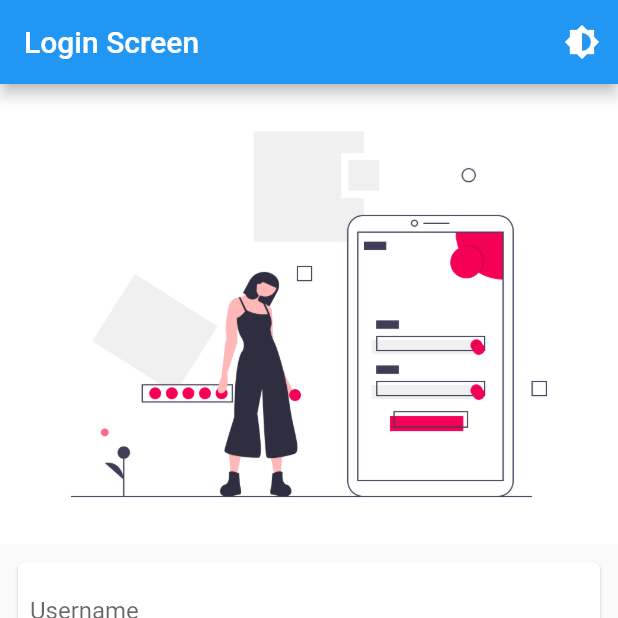
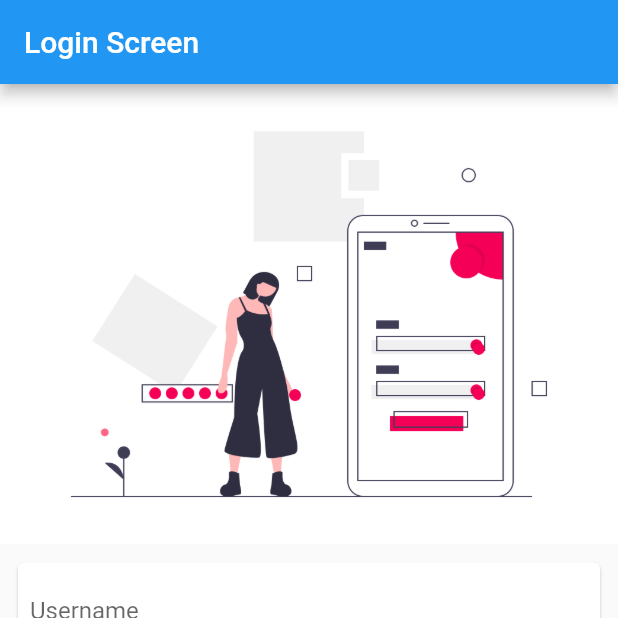
Before and after one commit to md-weber/provider_explained_theme, a Flutter app: the screen it shows after launch, on a phone screen of 412 x 824 dp, the top half of it. Run offline on Flutter 3.47's test engine with Material 2 defaults, Android fonts, the phone set to English and light mode, and no system bars; our stand-ins replace google_fonts.

Commit message:
removed all things

```diff
--- a/lib/main.dart
+++ b/lib/main.dart
@@ -1,36 +1,18 @@
 import 'package:flutter/material.dart';
-import 'package:provider/provider.dart';
 import 'package:provider_explained_theme/screens/login_screen.dart';
-import 'package:provider_explained_theme/theme.dart';
-import 'package:shared_preferences/shared_preferences.dart';
 
 void main() {
-  WidgetsFlutterBinding.ensureInitialized();
-  SharedPreferences.getInstance().then((prefs) {
-    var isDarkTheme = prefs.getBool("darkTheme") ?? false;
-    return runApp(
-      ChangeNotifierProvider<ThemeProvider>(
-        child: MyApp(),
-        create: (BuildContext context) {
-          return ThemeProvider(isDarkTheme);
-        },
-      ),
-    );
-  });
+  return runApp(MyApp());
 }
 
 class MyApp extends StatelessWidget {
   // This widget is the root of your application.
   @override
   Widget build(BuildContext context) {
-    return Consumer<ThemeProvider>(
-      builder: (context, value, child) {
-        return MaterialApp(
-          title: 'Flutter Demo',
-          theme: value.getTheme(),
-          home: LoginScreen(),
-        );
-      },
+    return MaterialApp(
+      title: 'Flutter Demo',
+      theme: ThemeData.light(),
+      home: LoginScreen(),
     );
   }
 }
--- a/lib/screens/login_screen.dart
+++ b/lib/screens/login_screen.dart
@@ -1,7 +1,5 @@
 import 'package:flutter/material.dart';
-import 'package:provider/provider.dart';
 
-import '../theme.dart';
 import 'lobby_screen.dart';
 
 class LoginScreen extends StatelessWidget {
@@ -11,13 +9,7 @@ class LoginScreen extends StatelessWidget {
       appBar: AppBar(
         title: Text("Login Screen"),
         actions: <Widget>[
-          IconButton(
-            icon: Icon(Icons.brightness_6),
-            color: Colors.white,
-            onPressed: () {
-              Provider.of<ThemeProvider>(context, listen: false).swapTheme();
-            },
-          )
+          // TODO: Add a theme swapper
         ],
       ),
       body: Container(
--- a/lib/theme.dart
+++ b/lib/theme.dart
@@ -1,33 +1 @@
-import 'package:flutter/cupertino.dart';
-import 'package:flutter/material.dart';
-import 'package:shared_preferences/shared_preferences.dart';
-
-class ThemeProvider extends ChangeNotifier {
-  ThemeData _selectedTheme;
-  Typography defaultTypography;
-  SharedPreferences prefs;
-
-  ThemeData dark = ThemeData.dark().copyWith();
-
-  ThemeData light = ThemeData.light().copyWith();
-
-  ThemeProvider(bool darkThemeOn) {
-    _selectedTheme = darkThemeOn ? dark : light;
-  }
-
-  Future<void> swapTheme() async {
-    prefs = await SharedPreferences.getInstance();
-
-    if (_selectedTheme == dark) {
-      _selectedTheme = light;
-      await prefs.setBool("darkTheme", false);
-    } else {
-      _selectedTheme = dark;
-      await prefs.setBool("darkTheme", true);
-    }
-
-    notifyListeners();
-  }
-
-  ThemeData getTheme() => _selectedTheme;
-}
+class ThemeProvider {}
```
